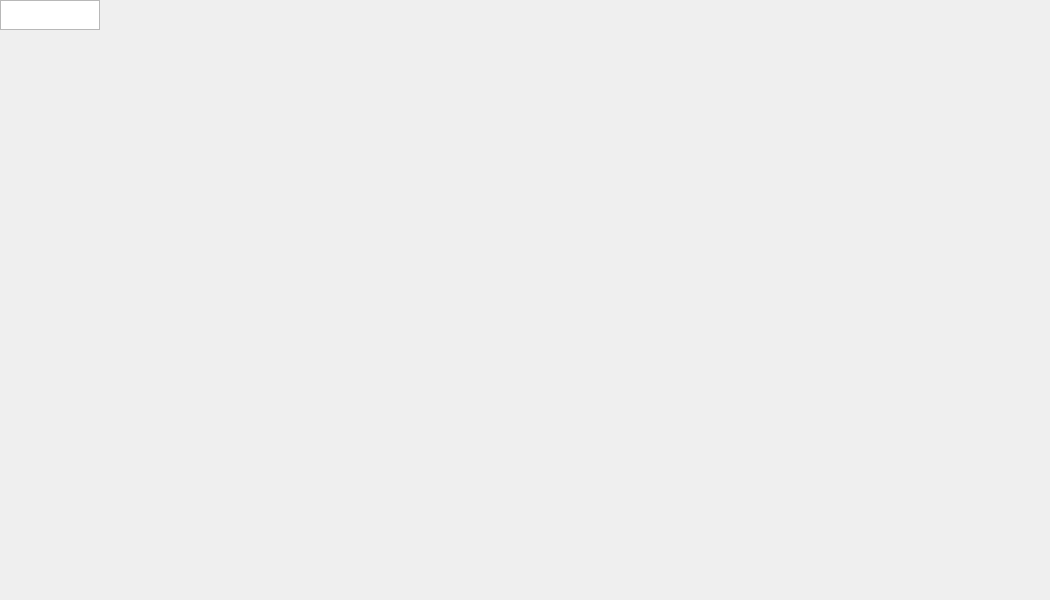
Qt form UI/database.ui (yking-ly/LOR_python_app) before a commit.
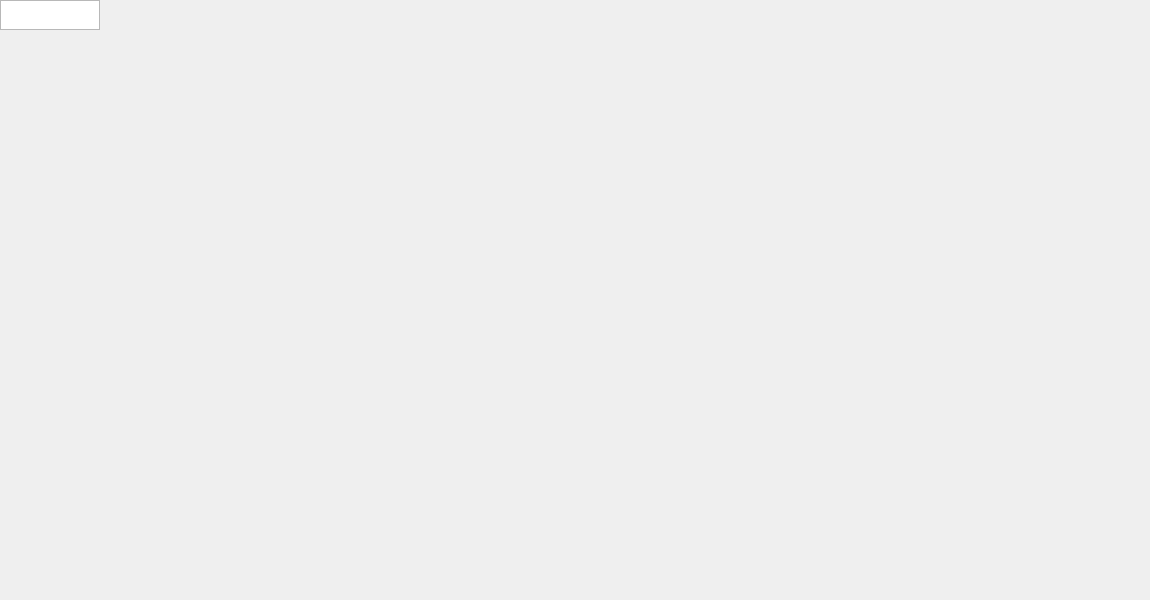
The same form after that commit.

```diff
--- a/UI/database.ui
+++ b/UI/database.ui
@@ -6,7 +6,7 @@
    <rect>
     <x>0</x>
     <y>0</y>
-    <width>1050</width>
+    <width>1150</width>
     <height>600</height>
    </rect>
   </property>
```
